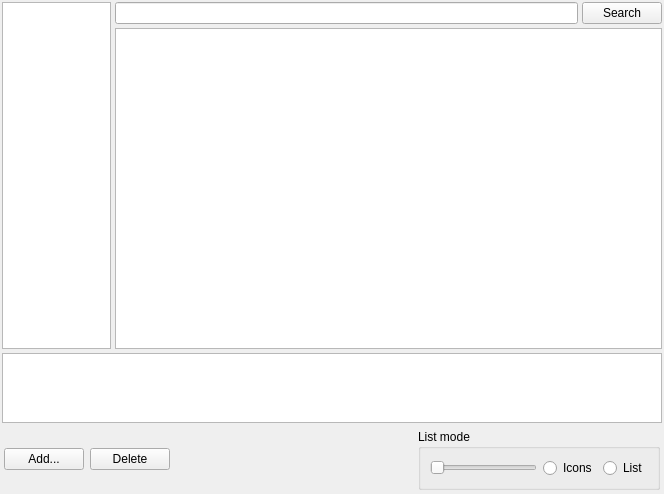
Qt form zsearchtab.ui (kernel1024/qmanga) before a commit.
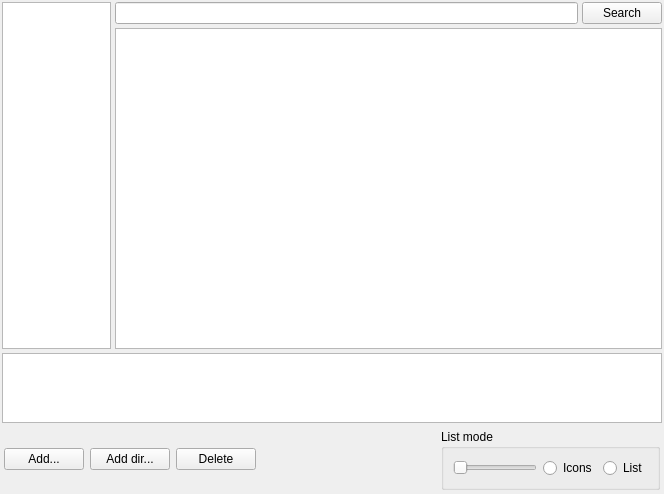
The same form after that commit.

```diff
--- a/zsearchtab.ui
+++ b/zsearchtab.ui
@@ -92,6 +92,13 @@
         </property>
        </widget>
       </item>
+      <item>
+       <widget class="QPushButton" name="srcAddDirBtn">
+        <property name="text">
+         <string>Add dir...</string>
+        </property>
+       </widget>
+      </item>
       <item>
        <widget class="QPushButton" name="srcDelBtn">
         <property name="text">
```
